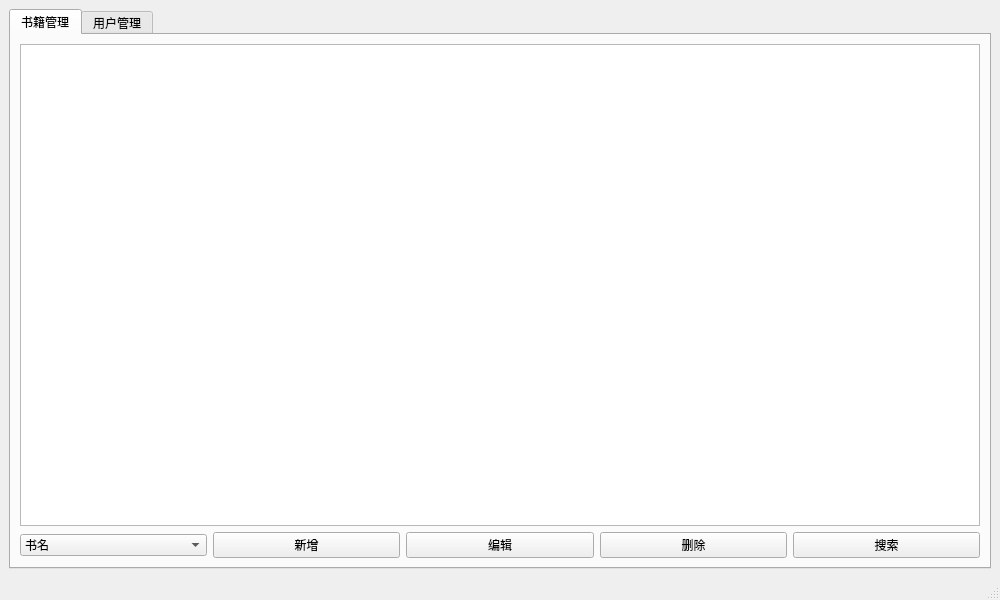
Before: the Qt Designer form window/adminWindow/adminwindow.ui in S-E-C-O/LMS, drawn with Qt 5.
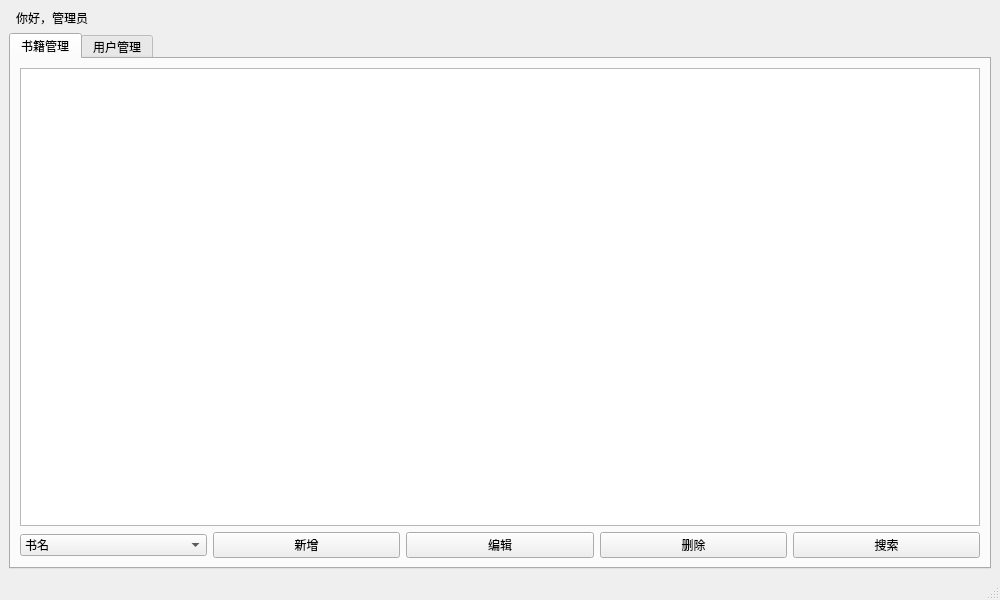
After: the same form once the commit is applied.

```diff
--- a/window/adminWindow/adminwindow.ui
+++ b/window/adminWindow/adminwindow.ui
@@ -9,6 +9,27 @@
         </property>
         <widget class="QWidget" name="centralwidget">
             <layout class="QVBoxLayout">
+                <item>
+                    <layout class="QHBoxLayout">
+                        <item>
+                            <spacer name="horizontalSpacer">
+                                <property name="orientation">
+                                    <enum>Qt::Horizontal</enum>
+                                </property>
+                                <property name="sizeType">
+                                    <enum>QSizePolicy::Expanding</enum>
+                                </property>
+                            </spacer>
+                        </item>
+                        <item>
+                            <widget class="QLabel" name="welcomeLabel">
+                                <property name="text">
+                                    <string>你好，管理员</string>
+                                </property>
+                            </widget>
+                        </item>
+                    </layout>
+                </item>
                 <item>
                     <widget class="QTabWidget" name="tabWidget">
                         <!-- 书籍管理 Tab -->
```
